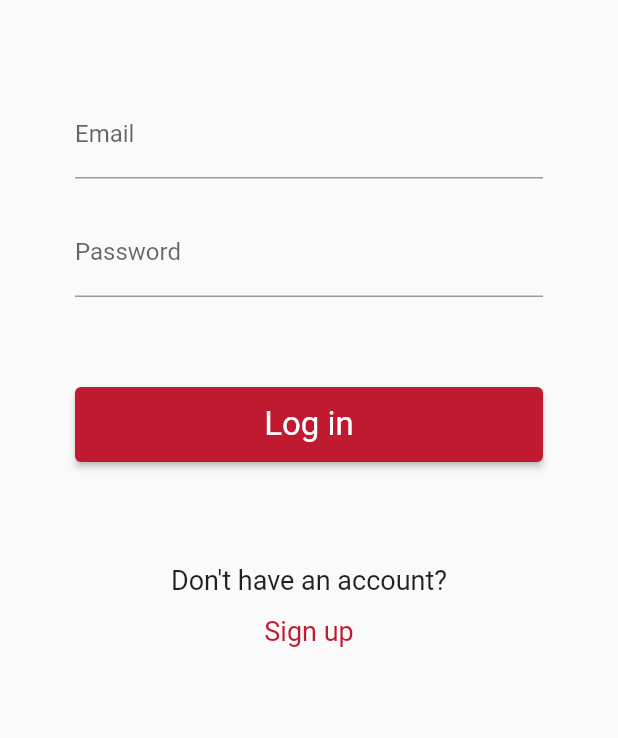
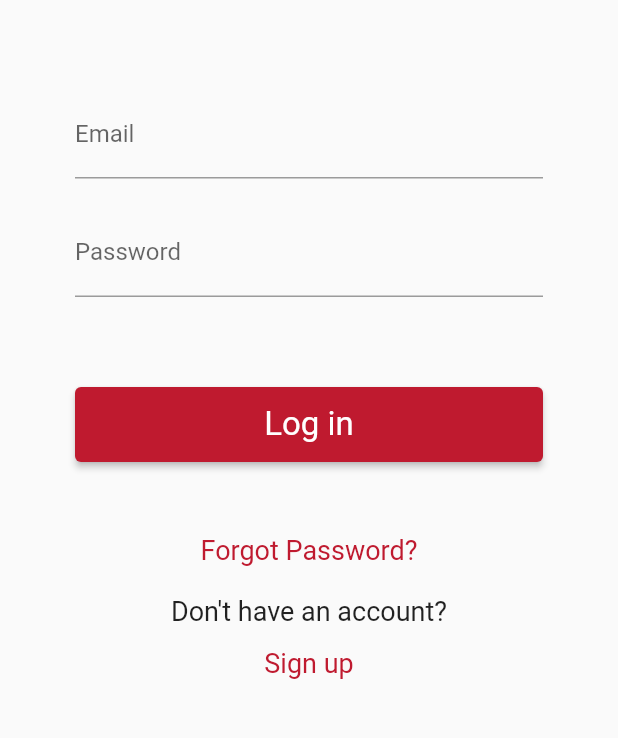
Before and after one commit to AyaFayed/GUC-Connect, a Flutter app: the screen it shows after launch, after a tap on "Sign up", after a tap on "Log in", on a phone screen of 412 x 824 dp, the part 318-1056 px from its top. Run offline on Flutter 3.47's test engine with Material 2 defaults, Android fonts, the phone set to English and light mode, and no system bars; our stand-ins replace cloud_firestore, file_picker, firebase_auth, firebase_core, firebase_messaging, firebase_storage and 7 more; missing offline and left inert: flutter_downloader; accounts and stored records are empty.

Commit message:
reset password

```diff
--- a/lib/screens/authenticate/login.dart
+++ b/lib/screens/authenticate/login.dart
@@ -1,4 +1,5 @@
 import "package:flutter/material.dart";
+import "package:guc_scheduling_app/screens/authenticate/forgot_password.dart";
 import 'package:guc_scheduling_app/services/authentication_service.dart';
 import "package:guc_scheduling_app/shared/constants.dart";
 import "package:guc_scheduling_app/shared/errors.dart";
@@ -77,7 +78,19 @@ class _LoginState extends State<Login> {
                   style:
                       TextStyle(color: AppColors.error, fontSize: Sizes.xsmall),
                 ),
-                const SizedBox(height: 40.0),
+                const SizedBox(height: 20.0),
+                GestureDetector(
+                  child: Text(
+                    'Forgot Password?',
+                    style: TextStyle(
+                      color: AppColors.primary,
+                      fontSize: Sizes.small,
+                    ),
+                  ),
+                  onTap: () => Navigator.of(context).push(MaterialPageRoute(
+                      builder: (context) => const ForgotPassword())),
+                ),
+                const SizedBox(height: 20.0),
                 Text(
                   "Don't have an account?",
                   style: TextStyle(fontSize: Sizes.small),
--- a/lib/shared/confirmations.dart
+++ b/lib/shared/confirmations.dart
@@ -7,6 +7,8 @@ class Confirmations {
   static String disableReminder = 'Reminder turned off successfully.';
   static String unenrollWarning =
       'Are you sure you want to unenroll from this course?';
+  static String resetPasswordEmail =
+      "Reset password email was sent successfully.";
   static String creationSuccess(String object) =>
       'The $object was created successfully.';
   static String addSuccess(String object) =>
--- a/lib/widgets/buttons/large__icon_btn.dart
+++ b/lib/widgets/buttons/large__icon_btn.dart
@@ -42,7 +42,7 @@ class _LargeIconBtnState extends State<LargeIconBtn> {
         style: ElevatedButton.styleFrom(
             minimumSize: const Size.fromHeight(50.0),
             textStyle: TextStyle(fontSize: Sizes.medium),
-            backgroundColor: widget.color ?? AppColors.dark),
+            backgroundColor: widget.color ?? AppColors.primary),
         onPressed:
             _isButtonDisabled || (widget.onPressed == null) ? null : onPressed,
         label: Text(
```
Also changed, not shown: lib/screens/authenticate/forgot_password.dart (added, +88 -0 lines), lib/services/authentication_service.dart (+13 -4 lines).
